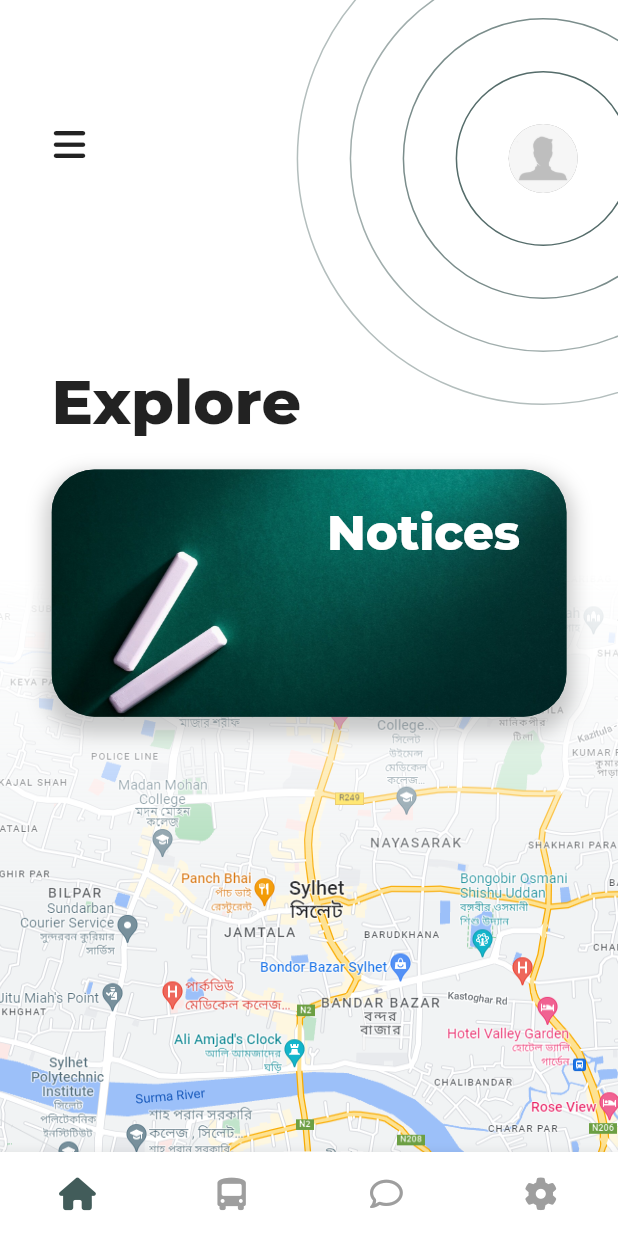
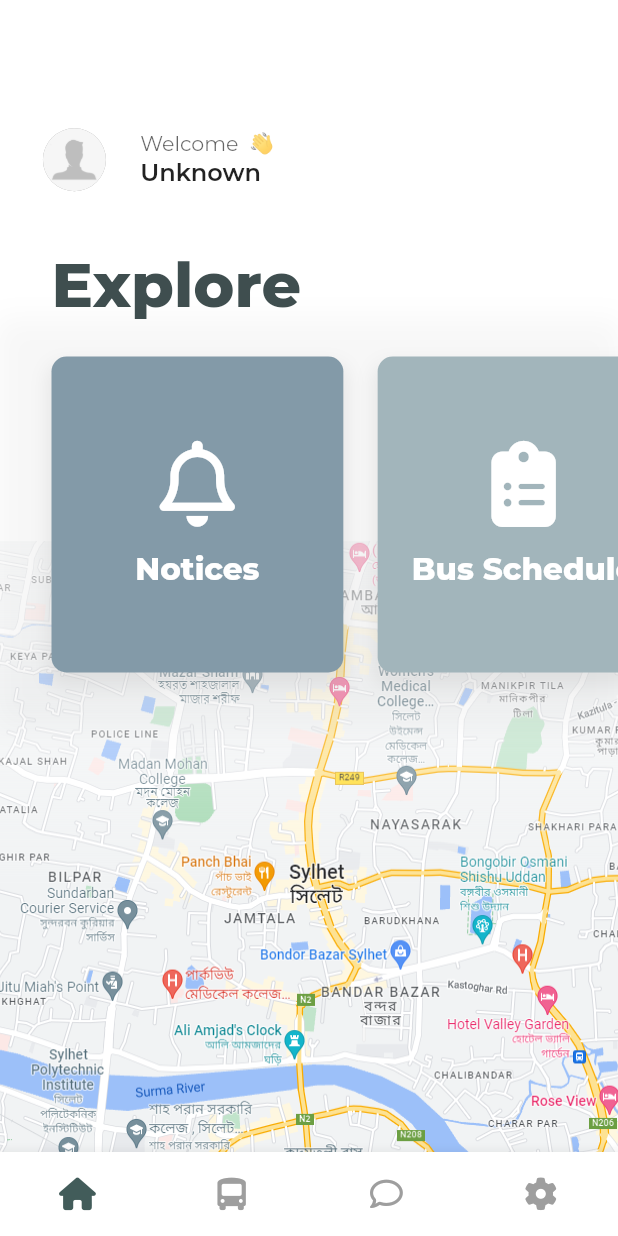
Before and after one commit to Sajid-ikram/LU-Bird, a Flutter app: the screen it shows once a user with an empty profile is signed in, on a phone screen of 412 x 824 dp. Run offline on Flutter 3.47's test engine with Material 2 defaults, Android fonts, the phone set to English and light mode, and no system bars; drawn by our look-alikes of animated_bottom_navigation_bar; our stand-ins replace cloud_firestore, firebase_auth, firebase_core, flutter_screenutil, flutter_spinkit, font_awesome_flutter and 4 more; accounts and stored records are empty.

Commit message:
design change, null check error

```diff
--- a/lib/providers/authentication.dart
+++ b/lib/providers/authentication.dart
@@ -102,8 +102,10 @@ class Authentication with ChangeNotifier {
   Future<String> resetPassword(String email, BuildContext context) async {
     try {
       await _firebaseAuth.sendPasswordResetEmail(email: email);
+
       return "Success";
     } catch (e) {
+
       return "Error";
     }
   }
--- a/lib/view/auth/forgot_password.dart
+++ b/lib/view/auth/forgot_password.dart
@@ -3,7 +3,12 @@ import 'package:flutter/material.dart';
 import 'package:flutter_screenutil/flutter_screenutil.dart';
 import 'package:font_awesome_flutter/font_awesome_flutter.dart';
 import 'package:lu_bird/view/auth/widgets/flat_button.dart';
+import 'package:lu_bird/view/auth/widgets/snackBar.dart';
 import 'package:lu_bird/view/auth/widgets/text_field.dart';
+import 'package:provider/provider.dart';
+
+import '../../providers/authentication.dart';
+import '../public_widgets/custom_loading.dart';
 
 class CustomDialogBox extends StatefulWidget {
   const CustomDialogBox({Key? key}) : super(key: key);
@@ -13,6 +18,39 @@ class CustomDialogBox extends StatefulWidget {
 }
 
 class _CustomDialogBoxState extends State<CustomDialogBox> {
+  final TextEditingController emailController = TextEditingController();
+  final _formKey = GlobalKey<FormState>();
+
+  @override
+  void dispose() {
+    super.dispose();
+    emailController.clear();
+  }
+
+  validate(BuildContext context) async {
+    if (_formKey.currentState!.validate()) {
+      try {
+        buildLoadingIndicator(context);
+        Provider.of<Authentication>(context, listen: false)
+            .resetPassword(emailController.text, context)
+            .then(
+          (value) {
+            Navigator.of(context, rootNavigator: true).pop();
+            if (value != "Success") {
+              snackBar(context, "An error accor");
+            } else {
+              snackBar(context, "Reset password link was sent to your email");
+            }
+          },
+        );
+      } catch (e) {
+        Navigator.of(context, rootNavigator: true).pop();
+        snackBar(context, "An error accor");
+      }
+      Navigator.of(context, rootNavigator: true).pop();
+    }
+  }
+
   @override
   Widget build(BuildContext context) {
     return Dialog(
@@ -60,11 +98,10 @@ class _CustomDialogBoxState extends State<CustomDialogBox> {
           SizedBox(height: 30.h),
           Padding(
             padding: EdgeInsets.symmetric(horizontal: 10.w),
-            child: customTextField(
-              TextEditingController(),
-              "Enter your email",
-              context,
-              Icons.email_outlined,
+            child: Form(
+              key: _formKey,
+              child: customTextField(emailController, "Enter your email", context,
+                  Icons.email_outlined),
             ),
           ),
           SizedBox(height: 30.h),
@@ -82,7 +119,15 @@ class _CustomDialogBoxState extends State<CustomDialogBox> {
                 fontSize: 12.sp, color: Colors.black.withOpacity(0.5)),
           ),
           SizedBox(height: 30.h),
-          flatButton(name: 'SEND'),
+          InkWell(
+            onTap: () {
+              print("---------------------------");
+              validate(context);
+            },
+            child: flatButton(name: 'SEND'),
+
+          ),
+
           SizedBox(height: 50.h),
         ],
       ),
--- a/lib/view/auth/widgets/flat_button.dart
+++ b/lib/view/auth/widgets/flat_button.dart
@@ -4,7 +4,7 @@ import 'package:flutter/material.dart';
 Widget flatButton({required String name, double? height, double? width}) {
   return Container(
     margin: EdgeInsets.only(right: 2.w),
-    height: height ?? 35.h,
+    height: height ?? 40.h,
     width: width ?? 140.w,
     decoration: BoxDecoration(
       color: Colors.black,
--- a/lib/view/home/custom_map.dart
+++ b/lib/view/home/custom_map.dart
@@ -62,9 +62,7 @@ class _CustomMapState extends State<CustomMap> {
             return const SizedBox();
           } else {
             return isIconSelected
-                ? pro.userLocation == null
-                    ? whenUserLocationNull(pro)
-                    : Consumer<MapProvider>(
+                ? Consumer<MapProvider>(
                         builder: (BuildContext context, value, Widget? child) {
                           return buildGoogleMap(snapshot, pro);
                         },
@@ -76,10 +74,7 @@ class _CustomMapState extends State<CustomMap> {
     );
   }
 
-  whenUserLocationNull(MapProvider provider) {
-    provider.getUserCurrentLocation();
-    return buildLoadingWidget();
-  }
+
 
   GoogleMap buildGoogleMap(
       AsyncSnapshot<QuerySnapshot<Object?>> snapshot, MapProvider pro) {
--- a/lib/view/home/home.dart
+++ b/lib/view/home/home.dart
@@ -42,13 +42,16 @@ class _HomeState extends State<Home> {
   getLocation() async {
     bool result = await requestLocationPermission();
     if (result) {
-      Provider.of<MapProvider>(context, listen: false).getUserCurrentLocation();
+      if (mounted) {
+        Provider.of<MapProvider>(context, listen: false)
+            .getUserCurrentLocation();
+      }
     }
   }
 
   @override
   Widget build(BuildContext context) {
-    var pro = Provider.of<ProfileProvider>(context, listen: false);
+
     return Scaffold(
       body: Stack(
         children: [
@@ -66,15 +69,15 @@ class _HomeState extends State<Home> {
               },
               child: ShaderMask(
                 shaderCallback: (rect) {
-                  return const LinearGradient(
+                  return  LinearGradient(
                     begin: Alignment.center,
                     end: Alignment.topCenter,
-                    colors: [Colors.black, Colors.transparent],
+                    colors: [Colors.white, Colors.white.withOpacity(0.4)],
                   ).createShader(Rect.fromLTRB(0, 0, rect.width, rect.height));
                 },
                 blendMode: BlendMode.dstIn,
                 child: SizedBox(
-                  height: 430.h,
+                  height: 450.h,
                   width: 360.w,
                   child: Image.asset(
                     "assets/map.png",
@@ -84,8 +87,11 @@ class _HomeState extends State<Home> {
               ),
             ),
           ),
-          buildExplore(),
-          buildHomeProfile(pro),
+          Positioned(
+            top: 90.h,
+            child: buildExplore(),
+          ),
+          buildHomeProfile(context),
         ],
       ),
     );
--- a/lib/view/home/widgets/home_explore.dart
+++ b/lib/view/home/widgets/home_explore.dart
@@ -4,72 +4,102 @@ import 'package:flutter_screenutil/flutter_screenutil.dart';
 import 'package:font_awesome_flutter/font_awesome_flutter.dart';
 import 'package:lu_bird/view/public_widgets/app_colors.dart';
 
-Padding buildExplore() {
-  return Padding(
-    padding: EdgeInsets.symmetric(horizontal: 30.w),
+SizedBox buildExplore() {
+  List<Color> colors = [
+    const Color(0xff839AA8),
+    const Color(0xffA2B5BB),
+    const Color(0xff9CB4CC)
+  ];
+
+  List<IconData> icons = [
+    FontAwesomeIcons.bell,
+    FontAwesomeIcons.clipboardList,
+    FontAwesomeIcons.calendarWeek,
+  ];
+
+  List<String> titles = [
+    "Notices",
+    "Bus Schedule",
+    "Class Routine",
+
+  ];
+
+  return SizedBox(
+    width: 360.w,
+    //padding: EdgeInsets.symmetric(horizontal: 30.w),
     child: Column(
       children: [
         SizedBox(height: 70.h),
-        Row(
-          crossAxisAlignment: CrossAxisAlignment.start,
-          children: [
-            Column(
-              crossAxisAlignment: CrossAxisAlignment.start,
-              children: [
-                Padding(
-                  padding: EdgeInsets.only(top: 12.h),
-                  child: const Icon(FontAwesomeIcons.bars),
-                ),
-                SizedBox(height: 130.h),
-                Text(
-                  "Explore",
-                  style:
-                      TextStyle(fontSize: 36.sp, fontWeight: FontWeight.w800),
-                )
-              ],
-            ),
-            const Spacer(),
-          ],
-        ),
-        Container(
-          margin: EdgeInsets.only(top: 20.h),
-          height: 160.h,
-          width: double.infinity,
-          decoration: BoxDecoration(
-            color: primaryColor,
-            borderRadius: BorderRadius.circular(25.sp),
-            image: const DecorationImage(
-              fit: BoxFit.cover,
-              image: AssetImage(
-                "assets/notice.jpg",
-              ),
-            ),
-            boxShadow: [
-              BoxShadow(
-                  color: Colors.black.withOpacity(0.2),
-                  blurRadius: 10,
-                  spreadRadius: 4,
-                  offset: const Offset(0, 7))
-            ],
-          ),
+        Padding(
+          padding: EdgeInsets.symmetric(horizontal: 30.w),
           child: Row(
-            crossAxisAlignment: CrossAxisAlignment.start,
-            mainAxisAlignment: MainAxisAlignment.end,
+            mainAxisAlignment: MainAxisAlignment.start,
             children: [
-              Padding(
-                padding:  EdgeInsets.symmetric(horizontal: 30.h,vertical: 20.sp),
-                child: Text(
-                  "Notices",
-                  style: TextStyle(
-                    color: Colors.white,
-                    fontSize: 28.sp,
-                    fontWeight: FontWeight.w800
-                  ),
-                ),
+              Text(
+                "Explore",
+                style: TextStyle(
+                    fontSize: 36.sp,
+                    fontWeight: FontWeight.w800,
+                    color: Color(0xff3F4E4F)),
               ),
             ],
           ),
         ),
+        Container(
+          height: 260.h,
+          decoration: BoxDecoration(
+            boxShadow: [
+              BoxShadow(
+                color: Colors.black.withOpacity(0.03),
+                spreadRadius: 3,
+                blurRadius: 15,
+              )
+            ],
+          ),
+          child: ListView.builder(
+            physics: const BouncingScrollPhysics(),
+            scrollDirection: Axis.horizontal,
+            itemBuilder: (context, index) {
+              return InkWell(
+                onTap: () {},
+                child: Container(
+                  width: 170.w,
+                  height: 220.h,
+                  margin: EdgeInsets.fromLTRB(
+                      index == 0 ? 30.w : 10.w, 20.w, 10.w, 30.w),
+                  decoration: BoxDecoration(
+                    color: colors[index],
+                    borderRadius: BorderRadius.circular(10),
+                    boxShadow: [
+                      BoxShadow(
+                          color: Colors.grey.withOpacity(0.2),
+                          blurRadius: 10,
+                          spreadRadius: 2,
+                          offset: const Offset(0, 7))
+                    ],
+                  ),
+                  padding: EdgeInsets.all(15.sp),
+                  child: Column(
+                    mainAxisAlignment: MainAxisAlignment.center,
+                    children: [
+                      Icon(
+                        icons[index],
+                        size: 50.sp,
+                        color: Colors.white,
+                      ),
+                      SizedBox(height: 15.h),
+                      Text(
+                        titles[index],
+                        style: TextStyle(fontSize: 18.sp,color: Colors.white,fontWeight: FontWeight.w800),
+                      )
+                    ],
+                  ),
+                ),
+              );
+            },
+            itemCount: 3,
+          ),
+        )
       ],
     ),
   );
--- a/lib/view/home/widgets/home_profile.dart
+++ b/lib/view/home/widgets/home_profile.dart
@@ -1,50 +1,39 @@
 import 'package:flutter/cupertino.dart';
 import 'package:flutter/material.dart';
 import 'package:flutter_screenutil/flutter_screenutil.dart';
+import 'package:font_awesome_flutter/font_awesome_flutter.dart';
+import 'package:provider/provider.dart';
 import 'package:lu_bird/view/public_widgets/app_colors.dart';
 
 import '../../../providers/profile_provider.dart';
 
-Positioned buildHomeProfile(ProfileProvider pro) {
+Positioned buildHomeProfile(BuildContext context) {
   return Positioned(
-    top: -57.h,
-    right: -100.w,
-    child: Container(
-      padding: EdgeInsets.all(30.sp),
-      decoration: buildBoxDecoration(0.4),
-      child: Container(
-        padding: EdgeInsets.all(30.sp),
-        decoration: buildBoxDecoration(0.5),
-        child: Container(
-          padding: EdgeInsets.all(30.sp),
-          decoration: buildBoxDecoration(0.7),
-          child: Container(
-            padding: EdgeInsets.all(30.sp),
-            decoration: buildBoxDecoration(0.9),
-            child: giveImage(pro.profileUrl),
-          ),
-        ),
-      ),
-    ),
-  );
-}
+    top: 40.h,
 
-BoxDecoration buildBoxDecoration(double value) {
-  return BoxDecoration(
-    border: Border.all(color: primaryColor.withOpacity(value)),
-    shape: BoxShape.circle,
-  );
-}
+    child: Consumer<ProfileProvider>(
+      builder: (context, provider, child) {
+        return Container(
+          padding: EdgeInsets.fromLTRB(25.w, 43.h, 25.w, 10.h),
 
-giveImage(String text) {
-  return text != ""
+          width: 360.w,
+          child: Row(
+            children: [
+              provider.profileUrl != ""
                   ? GestureDetector(
-          onTap: () {},
+                      onTap: () {
+                        /*Navigator.push(
+                    context,
+                    MaterialPageRoute(builder: (context) {
+                      return ;
+                    }),
+                  );*/
+                      },
                       child: CircleAvatar(
                         backgroundColor: Colors.grey,
-            radius: 23,
+                        radius: 21,
                         backgroundImage: NetworkImage(
-              text,
+                          provider.profileUrl,
                         ),
                       ),
                     )
@@ -52,8 +41,45 @@ giveImage(String text) {
                       onTap: () {},
                       child: const CircleAvatar(
                         backgroundColor: Colors.grey,
-            radius: 23,
+                        radius: 21,
                         backgroundImage: AssetImage("assets/profile.jpg"),
+                      ),
+                    ),
+              Padding(
+                padding: EdgeInsets.only(left: 20.sp),
+                child: Column(
+                  mainAxisAlignment: MainAxisAlignment.center,
+                  crossAxisAlignment: CrossAxisAlignment.start,
+                  children: [
+                    Text(
+                      "Welcome  👋",
+                      style: TextStyle(
+                          fontSize: 12.sp, color: Colors.black.withOpacity(0.6)),
+                    ),
+                    Text(
+                      provider.profileName.isEmpty
+                          ? "Unknown"
+                          : provider.profileName,
+                      style:
+                          TextStyle(fontSize: 14.sp, fontWeight: FontWeight.w600),
+                    )
+                  ],
+                ),
+              ),
+              /*const Spacer(),
+              InkWell(
+                onTap: () {
+                  Navigator.of(context).pushNamed("GPSSetting");
+                },
+                child: Icon(
+                  FontAwesomeIcons.gear,
+                  size: 18.sp,
+                ),
+              )*/
+            ],
+          ),
+        );
+      },
     ),
   );
 }
```
Lines whose indentation alone changed are shown as unchanged.
